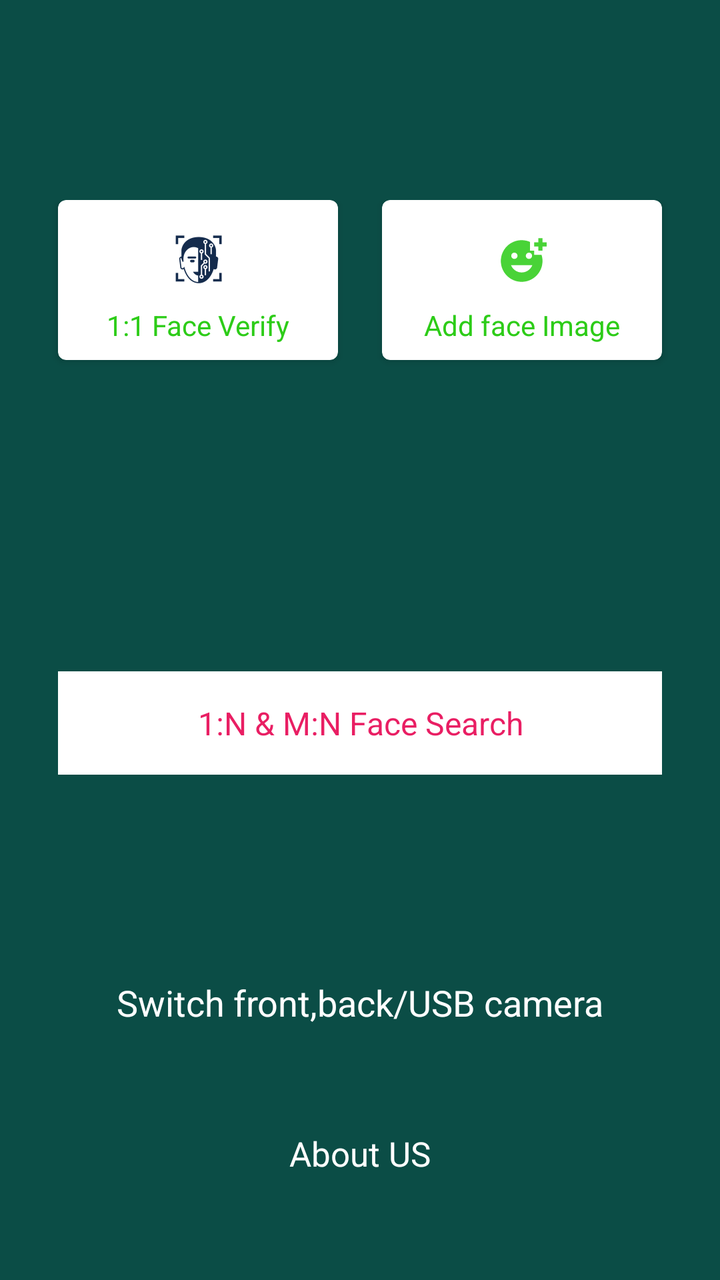
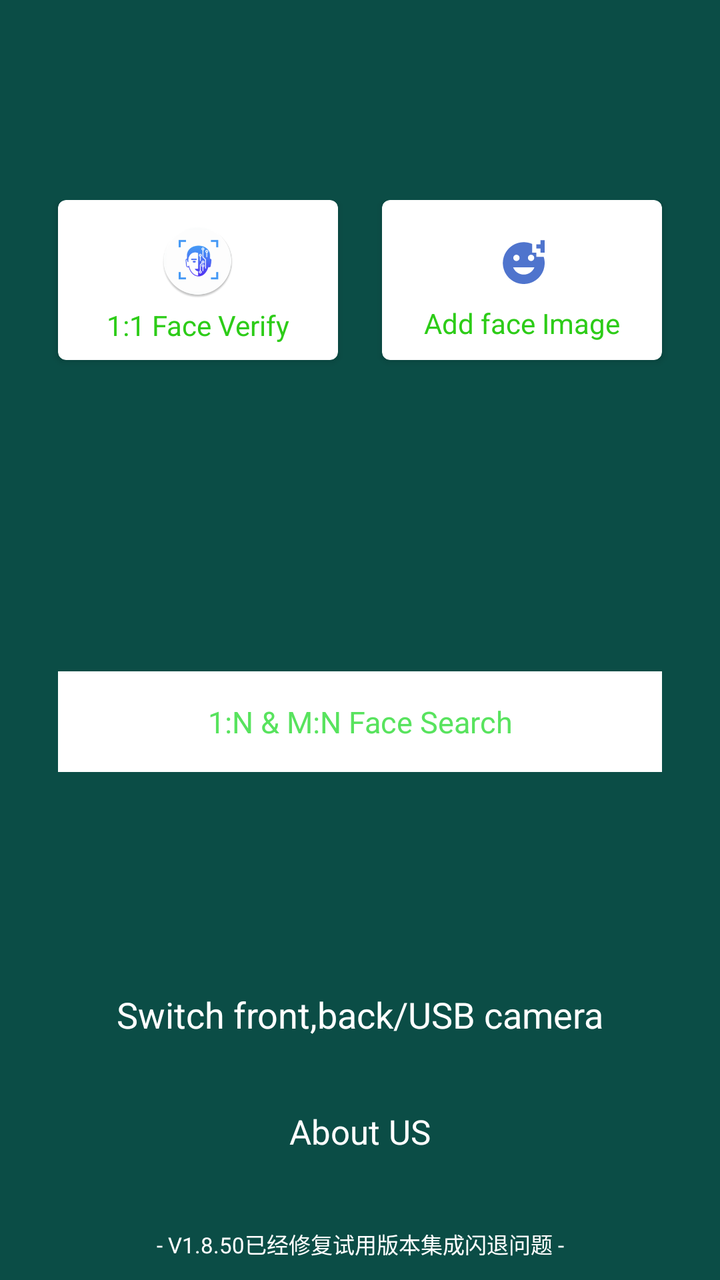

Screens rendered from an Android XML layout before and after an edit, with the pre-edit source and the edit as a unified diff.
<!-- AndroidManifest.xml: application theme AppTheme -->
<!-- res/layout/activity_navi.xml -->
<?xml version="1.0" encoding="utf-8"?>
<androidx.constraintlayout.widget.ConstraintLayout xmlns:android="http://schemas.android.com/apk/res/android"
    xmlns:app="http://schemas.android.com/apk/res-auto"
    xmlns:tools="http://schemas.android.com/tools"
    android:layout_width="match_parent"
    android:layout_height="match_parent"
    android:background="@color/colorAccent"
    android:paddingTop="100dp"
    tools:context=".NaviActivity">

    
    <androidx.cardview.widget.CardView
        android:id="@+id/face_verify_card"
        android:layout_width="0dp"
        android:layout_height="80dp"
        app:cardCornerRadius="4dp"
        android:layout_marginLeft="29dp"
        android:layout_marginRight="11dp"
        app:cardBackgroundColor="@color/white"
        app:layout_constraintEnd_toStartOf="@+id/update_base_image"
        app:layout_constraintStart_toStartOf="parent"
        app:layout_constraintTop_toTopOf="parent">

        <LinearLayout
            android:layout_width="match_parent"
            android:layout_height="wrap_content"
            android:layout_gravity="center"
            android:orientation="vertical">

            <ImageView
                android:layout_width="45dp"
                android:layout_height="45dp"
                android:padding="4dp"
                android:layout_gravity="center_horizontal"
                android:src="@drawable/band_image" />

            <TextView
                android:id="@+id/face_verify"
                android:layout_width="match_parent"
                android:layout_height="wrap_content"
                android:layout_gravity="center_horizontal"
                android:gravity="center"
                android:text="@string/face_verify_1vs1"
                android:textColor="#2DCC18"
                android:textSize="14sp" />

        </LinearLayout>

    </androidx.cardview.widget.CardView>


    
    <androidx.cardview.widget.CardView
        android:id="@+id/update_base_image"
        android:layout_width="0dp"
        android:layout_height="80dp"
        app:cardCornerRadius="4dp"
        android:layout_marginRight="29dp"
        android:layout_marginLeft="11dp"
        app:cardBackgroundColor="@color/white"
        app:layout_constraintEnd_toEndOf="parent"
        app:layout_constraintStart_toEndOf="@+id/face_verify_card"
        app:layout_constraintTop_toTopOf="parent">

        <LinearLayout
            android:layout_width="match_parent"
            android:layout_height="wrap_content"
            android:layout_gravity="center"
            android:orientation="vertical">

            <ImageView
                android:layout_width="45dp"
                android:layout_height="45dp"
                android:padding="10dp"
                android:layout_gravity="center_horizontal"
                android:src="@drawable/ic_add_face" />

            <TextView
                android:id="@+id/change_base_img"
                android:layout_width="match_parent"
                android:layout_height="wrap_content"
                android:layout_gravity="center_horizontal"
                android:gravity="center"
                android:text="@string/add_face_image"
                android:textColor="#2DCC18"
                android:textSize="14sp"
                app:layout_constraintTop_toBottomOf="@+id/update_base_image" />

        </LinearLayout>

    </androidx.cardview.widget.CardView>



    <TextView
        android:id="@+id/liveness_detection"
        android:layout_width="match_parent"
        android:layout_height="wrap_content"
        android:layout_marginTop="44dp"
        android:background="@color/white"
        android:gravity="center"
        android:layout_marginLeft="29dp"
        android:layout_marginRight="29dp"
        android:paddingTop="15dp"
        android:paddingBottom="15dp"
        android:text="@string/only_motion_liveness_detection"
        android:textColor="#2DCC18"
        android:textSize="16sp"
        android:visibility="invisible"
        app:layout_constraintEnd_toEndOf="parent"
        app:layout_constraintStart_toStartOf="parent"
        app:layout_constraintTop_toBottomOf="@+id/update_base_image" />


    <TextView
        android:id="@+id/face_search_1_n"
        android:layout_width="match_parent"
        android:layout_height="wrap_content"
        android:layout_marginTop="60dp"
        android:background="@color/white"
        android:gravity="center"
        android:layout_marginLeft="29dp"
        android:layout_marginRight="29dp"
        android:paddingTop="15dp"
        android:paddingBottom="15dp"
        android:visibility="visible"
        android:text="@string/face_search_navi"
        android:textColor="@color/red"
        android:textSize="16sp"
        app:layout_constraintEnd_toEndOf="parent"
        app:layout_constraintStart_toStartOf="parent"
        app:layout_constraintTop_toBottomOf="@+id/liveness_detection" />


    <TextView
        android:id="@+id/change_camera"
        android:layout_width="match_parent"
        android:layout_height="wrap_content"
        android:layout_gravity="bottom"
        android:gravity="center"
        android:textColor="@android:color/white"
        android:textSize="18sp"
        android:layout_marginTop="5dp"
        android:layout_marginBottom="33dp"
        app:layout_constraintBottom_toTopOf="@+id/more_about_me"
        android:text="@string/switch_camera" />


    <TextView
        android:id="@+id/more_about_me"
        android:layout_width="match_parent"
        android:layout_height="wrap_content"
        android:gravity="center"
        android:padding="19dp"
        android:visibility="visible"
        android:text="@string/about_us"
        android:textColor="@android:color/white"
        android:textSize="17sp"
        android:layout_marginBottom="33dp"
        app:layout_constraintBottom_toBottomOf="parent" />


</androidx.constraintlayout.widget.ConstraintLayout>
<!-- resources referenced by this layout -->
<resources>
  <color name="colorAccent">#0B4D46</color>
  <color name="red">#E91E63</color>
  <color name="white">#FFFFFFFF</color>
  <!-- drawable band_image: png bitmap (drawable, 20224 bytes) -->
  <!-- drawable ic_add_face (drawable) -->
  <vector android:alpha="0.87" android:height="22dp"
      android:tint="#2DCC18" android:viewportHeight="24"
      android:viewportWidth="24" android:width="22dp" xmlns:android="http://schemas.android.com/apk/res/android">
      <path android:fillColor="@android:color/white" android:pathData="M18,9V7h-2V2.84C14.77,2.3 13.42,2 11.99,2C6.47,2 2,6.48 2,12s4.47,10 9.99,10C17.52,22 22,17.52 22,12c0,-1.05 -0.17,-2.05 -0.47,-3H18zM15.5,8C16.33,8 17,8.67 17,9.5S16.33,11 15.5,11S14,10.33 14,9.5S14.67,8 15.5,8zM8.5,8C9.33,8 10,8.67 10,9.5S9.33,11 8.5,11S7,10.33 7,9.5S7.67,8 8.5,8zM12,17.5c-2.33,0 -4.31,-1.46 -5.11,-3.5h10.22C16.31,16.04 14.33,17.5 12,17.5zM22,3h2v2h-2v2h-2V5h-2V3h2V1h2V3z"/>
  </vector>
  <string name="about_us">About US</string>
  <string name="add_face_image">Add face Image</string>
  <string name="face_search_navi">1:N &amp; M:N  Face Search </string>
  <string name="face_verify_1vs1">1:1 Face Verify </string>
  <string name="only_motion_liveness_detection">Only motion liveness detection</string>
  <string name="switch_camera">Switch front,back/USB camera </string>
  <style name="AppTheme" parent="Theme.MaterialComponents.DayNight.NoActionBar">
          
          <item name="colorControlNormal">@android:color/white</item>
          <item name="colorPrimary">@color/colorPrimary</item>
          <item name="colorPrimaryDark">@color/colorPrimaryDark</item>
          <item name="colorAccent">@color/colorAccent</item>
  
          <item name="buttonBarPositiveButtonStyle">@style/positiveBtnStyle</item>
          <item name="buttonBarNegativeButtonStyle">@style/negativeBtnstyle</item>
      </style>
  <color name="colorPrimary">#0B4D46</color>
  <color name="colorPrimaryDark">#0B4D46</color>
  <style name="positiveBtnStyle" parent="Widget.AppCompat.Button.ButtonBar.AlertDialog">
          <item name="android:textColor">@color/green</item>
      </style>
  <style name="negativeBtnstyle" parent="Widget.AppCompat.Button.ButtonBar.AlertDialog">
          <item name="android:textColor">@color/red</item>
      </style>
  <color name="green">#58E35E</color>
</resources>

<!-- the commit's change to res/layout/activity_navi.xml (unified diff, before → after) -->
@@ -32,7 +32,7 @@
                 android:layout_height="45dp"
                 android:padding="4dp"
                 android:layout_gravity="center_horizontal"
-                android:src="@drawable/band_image" />
+                android:src="@drawable/logo" />
 
             <TextView
                 android:id="@+id/face_verify"
@@ -69,8 +69,8 @@
             android:orientation="vertical">
 
             <ImageView
-                android:layout_width="45dp"
-                android:layout_height="45dp"
+                android:layout_width="43dp"
+                android:layout_height="43dp"
                 android:padding="10dp"
                 android:layout_gravity="center_horizontal"
                 android:src="@drawable/ic_add_face" />
@@ -125,8 +125,8 @@
         android:paddingBottom="15dp"
         android:visibility="visible"
         android:text="@string/face_search_navi"
-        android:textColor="@color/red"
-        android:textSize="16sp"
+        android:textColor="@color/green"
+        android:textSize="15sp"
         app:layout_constraintEnd_toEndOf="parent"
         app:layout_constraintStart_toStartOf="parent"
         app:layout_constraintTop_toBottomOf="@+id/liveness_detection" />
@@ -141,7 +141,7 @@
         android:textColor="@android:color/white"
         android:textSize="18sp"
         android:layout_marginTop="5dp"
-        android:layout_marginBottom="33dp"
+        android:layout_marginBottom="16dp"
         app:layout_constraintBottom_toTopOf="@+id/more_about_me"
         android:text="@string/switch_camera" />
 
@@ -156,7 +156,21 @@
         android:text="@string/about_us"
         android:textColor="@android:color/white"
         android:textSize="17sp"
-        android:layout_marginBottom="33dp"
+        android:layout_marginBottom="44dp"
+        app:layout_constraintBottom_toBottomOf="parent" />
+
+
+
+    <TextView
+        android:layout_width="match_parent"
+        android:layout_height="wrap_content"
+        android:gravity="center"
+        android:padding="9dp"
+        android:visibility="visible"
+        android:text="- V1.8.50已经修复试用版本集成闪退问题 -"
+        android:textColor="@android:color/white"
+        android:textSize="11sp"
+        android:layout_marginBottom="1dp"
         app:layout_constraintBottom_toBottomOf="parent" />
 
 
<!-- resource entries referenced after the edit -->
@@ -3,13 +3,13 @@
   <color name="colorAccent">#0B4D46</color>
   <color name="red">#E91E63</color>
   <color name="white">#FFFFFFFF</color>
-  <!-- drawable band_image: png bitmap (drawable, 20224 bytes) -->
   <!-- drawable ic_add_face (drawable) -->
   <vector android:alpha="0.87" android:height="22dp"
-      android:tint="#2DCC18" android:viewportHeight="24"
-      android:viewportWidth="24" android:width="22dp" xmlns:android="http://schemas.android.com/apk/res/android">
+      android:tint="#345EC6" android:viewportHeight="22"
+      android:viewportWidth="22" android:width="22dp" xmlns:android="http://schemas.android.com/apk/res/android">
       <path android:fillColor="@android:color/white" android:pathData="M18,9V7h-2V2.84C14.77,2.3 13.42,2 11.99,2C6.47,2 2,6.48 2,12s4.47,10 9.99,10C17.52,22 22,17.52 22,12c0,-1.05 -0.17,-2.05 -0.47,-3H18zM15.5,8C16.33,8 17,8.67 17,9.5S16.33,11 15.5,11S14,10.33 14,9.5S14.67,8 15.5,8zM8.5,8C9.33,8 10,8.67 10,9.5S9.33,11 8.5,11S7,10.33 7,9.5S7.67,8 8.5,8zM12,17.5c-2.33,0 -4.31,-1.46 -5.11,-3.5h10.22C16.31,16.04 14.33,17.5 12,17.5zM22,3h2v2h-2v2h-2V5h-2V3h2V1h2V3z"/>
   </vector>
+  <!-- drawable logo: webp bitmap (drawable, 10054 bytes) -->
   <string name="about_us">About US</string>
   <string name="add_face_image">Add face Image</string>
   <string name="face_search_navi">1:N &amp; M:N  Face Search </string>
